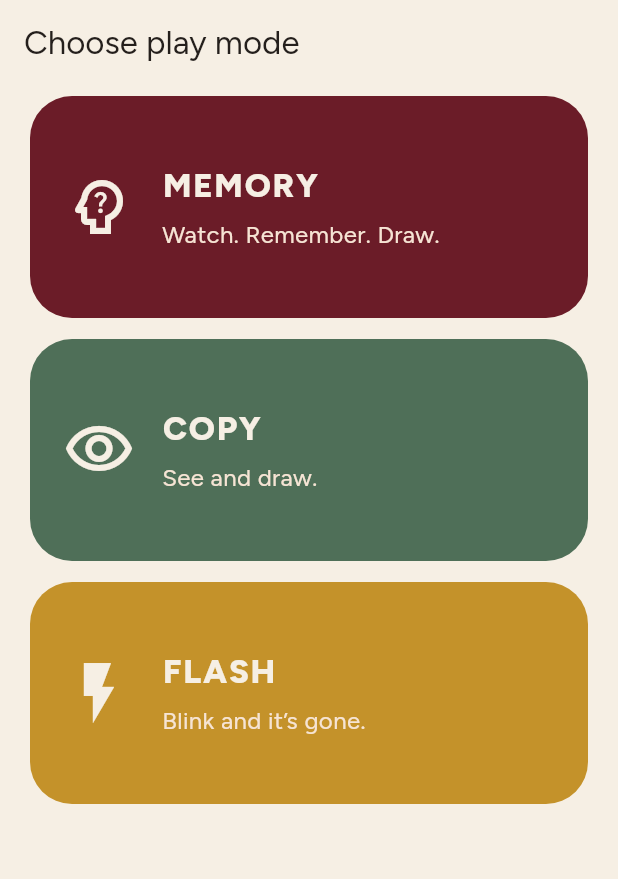
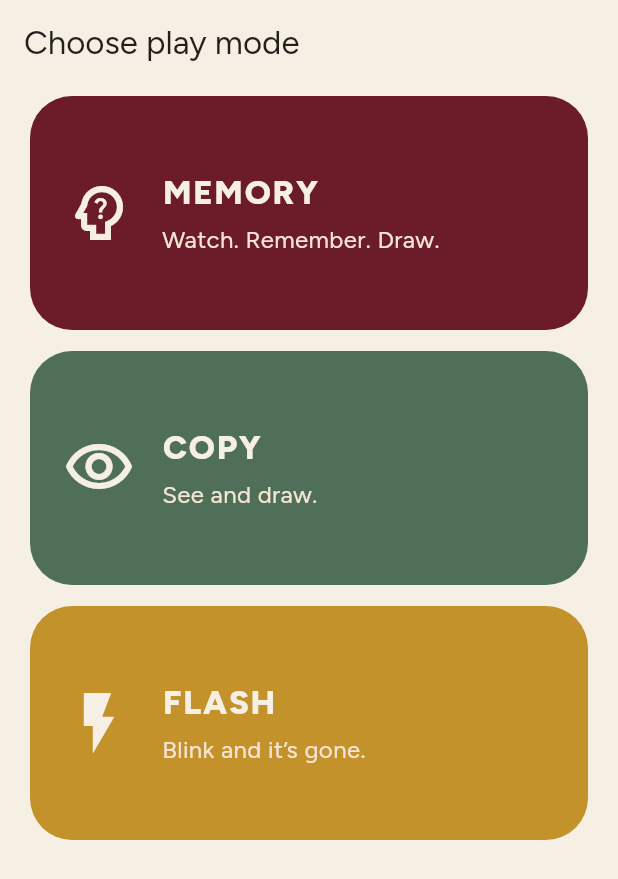
Before and after one commit to vanipriya-j/kolamkraze, a Flutter app: the ModeSelectScreen screen opened by its route, on a phone screen of 412 x 824 dp. Shown: the top 879 px of the screen. Run offline on Flutter 3.47's test engine with Material 3 defaults, Android fonts, the phone set to English and light mode, and no system bars; our stand-ins replace go_router, google_fonts, image_picker, shared_preferences; missing offline and left inert: flame; accounts and stored records are empty.

Commit message:
Keep mode-select cards from overflowing by 2px
The empty-catalog widget test now opens PLAY; the MEMORY card
clipped its subtitle on a 390-wide viewport.

Co-authored-by: vanipriya-j <vanipriya-j@users.noreply.github.com>

```diff
--- a/mobile/lib/games/kolam_kraze/screens/home_flow.dart
+++ b/mobile/lib/games/kolam_kraze/screens/home_flow.dart
@@ -190,7 +190,7 @@ class _PlayModeCard extends StatelessWidget {
             context.push('/play/levels');
           },
           child: SizedBox(
-            height: 148,
+            height: 156,
             child: Padding(
               padding: const EdgeInsets.all(22),
               child: Row(
@@ -201,10 +201,21 @@ class _PlayModeCard extends StatelessWidget {
                     child: Column(
                       crossAxisAlignment: CrossAxisAlignment.start,
                       mainAxisAlignment: MainAxisAlignment.center,
+                      mainAxisSize: MainAxisSize.min,
                       children: [
-                        Text(mode.label.toUpperCase(), style: const TextStyle(color: AarlaColors.ivory, fontSize: 22, fontWeight: FontWeight.w800, letterSpacing: 1.2)),
-                        const SizedBox(height: 6),
-                        Text(mode.line, style: const TextStyle(color: Color(0xFFF6E4D4), fontSize: 16)),
+                        Text(
+                          mode.label.toUpperCase(),
+                          maxLines: 1,
+                          overflow: TextOverflow.ellipsis,
+                          style: const TextStyle(color: AarlaColors.ivory, fontSize: 22, fontWeight: FontWeight.w800, letterSpacing: 1.2),
+                        ),
+                        const SizedBox(height: 4),
+                        Text(
+                          mode.line,
+                          maxLines: 2,
+                          overflow: TextOverflow.ellipsis,
+                          style: const TextStyle(color: Color(0xFFF6E4D4), fontSize: 16),
+                        ),
                       ],
                     ),
                   ),
```
